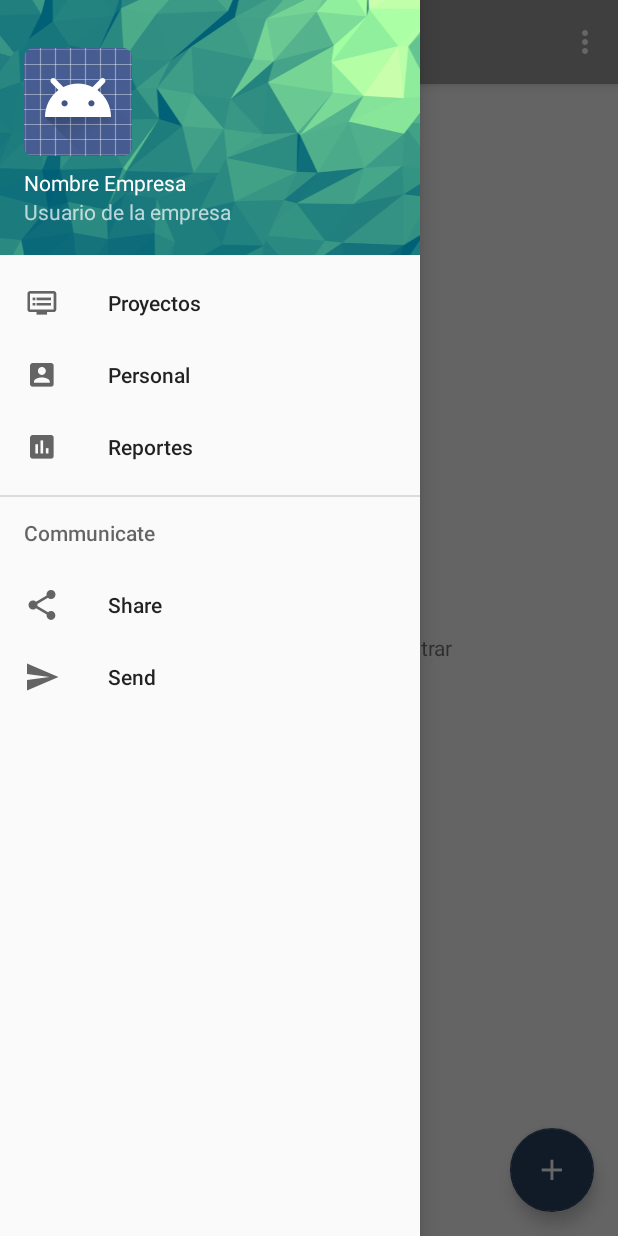
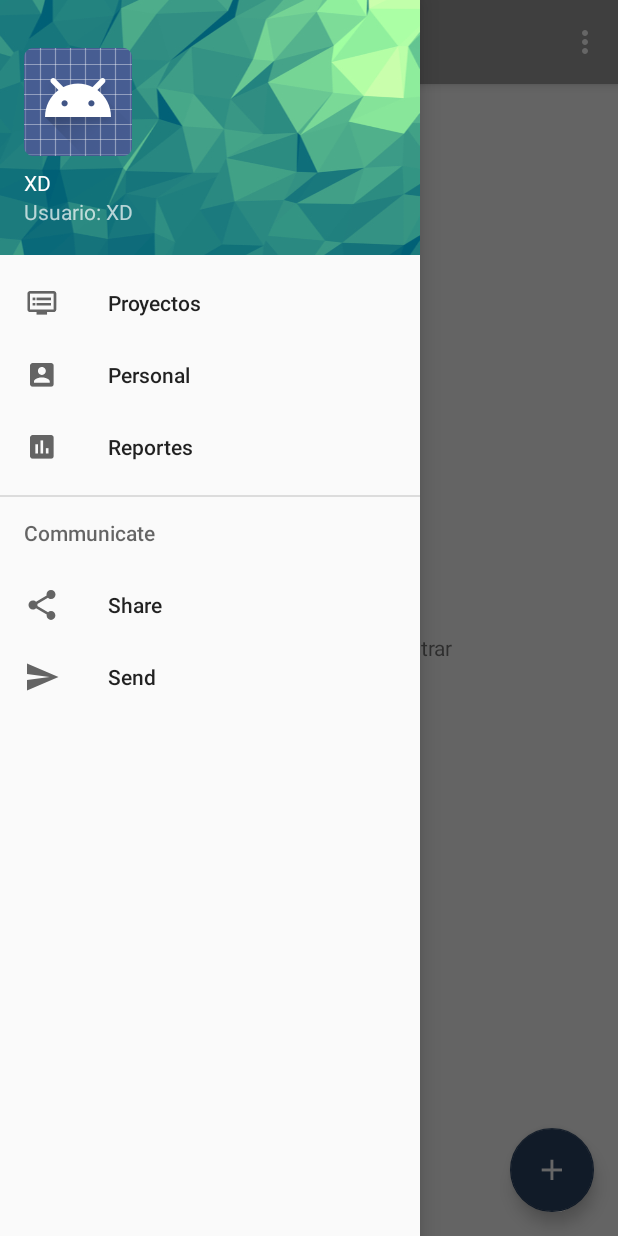
Before and after one commit to ArquitecturaSW/AppSGPL, an Android app: the MainActivity screen opened directly, with no data from a screen before it, with the side drawer open, on a phone screen of 412 x 824 dp. Run offline under Robolectric (Android 15) with nearby library versions, the phone set to English and light mode, and no system bars; our stand-ins replace ButterKnife.

```diff
--- a/app/src/main/java/arquitectura/proyecto/android/appsgpl/POJOS/Proyecto.java
+++ b/app/src/main/java/arquitectura/proyecto/android/appsgpl/POJOS/Proyecto.java
@@ -25,9 +25,9 @@ public class Proyecto implements Parcelable, Serializable {
     private String dateEndFake;
     private int monto;
 
-    public Proyecto(int idProyecto,int idCategoriaP,String nombreProyecto,String codigoProyecto,String descripcionProyecto
+    public Proyecto(int idEmpresa,int idCategoriaP,String nombreProyecto,String codigoProyecto,String descripcionProyecto
     ,String dateStart,String dateEnd,int monto){
-        this.idProyecto=idProyecto;
+        this.idEmpresa=idEmpresa;
         this.idCategoriaP=idCategoriaP;
         this.nombreProyecto=nombreProyecto;
         this.codigoProyecto=codigoProyecto;
--- a/app/src/main/java/arquitectura/proyecto/android/appsgpl/Views/MainActivity.java
+++ b/app/src/main/java/arquitectura/proyecto/android/appsgpl/Views/MainActivity.java
@@ -67,11 +67,8 @@ public class MainActivity extends AppCompatActivity
         /*SharedPreferences*/
         SharedPreferences prefs = getSharedPreferences("estado_intro",Context.MODE_PRIVATE);
         String idE = prefs.getString("idEmpresa","XD");
-        Toast.makeText(this, idE, Toast.LENGTH_SHORT).show();
         idEmpresaMain=idE;
-
         /*Implementacion de RecyclerView con MVP*/
-
         presenter = new MainActivityPresenterImpl(this);
         // Inflate the layout for this fragment
         recyclerView = (RecyclerView) findViewById(R.id.recyclerView);
@@ -89,6 +86,7 @@ public class MainActivity extends AppCompatActivity
             public void onClick(View view) {
                 Intent intent = new Intent(MainActivity.this, RegistrarProyecto.class);
                 startActivity(intent);
+
                /* Snackbar.make(view, "Replace with your own action", Snackbar.LENGTH_LONG)
                         .setAction("Action", null).show();*/
             }
@@ -108,12 +106,13 @@ public class MainActivity extends AppCompatActivity
         usuario_empresa= (TextView) hView.findViewById(R.id.usuario_empresa_menu);
         ruc_empresa= (TextView)hView.findViewById(R.id.ruc_empresa_menu);
         correo_empresa= (TextView)hView.findViewById(R.id.correo_empresa_menu);
-        /*nombre_empresa.setText(Login.nombreEmpresa);
-        usuario_empresa.setText("Usuario: "+Login.usuarioEmpresa);
-        correo_empresa.setText("Correo: "+Login.correoEmpresa);
-        ruc_empresa.setText("RUC: "+Login.rucEmpresa);*/
-        /**/
+        nombre_empresa.setText(prefs.getString("nombre","XD"));
+        usuario_empresa.setText("Usuario: "+prefs.getString("usuario","XD"));
+        correo_empresa.setText("Correo: "+prefs.getString("correo","XD"));
+        ruc_empresa.setText("RUC: "+prefs.getString("ruc","XD"));
+
     }
+
 
     @Override
     public void onBackPressed() {
```
Also changed, not shown: app/src/main/java/arquitectura/proyecto/android/appsgpl/Activities/Login.java (+5 -10 lines), app/src/main/java/arquitectura/proyecto/android/appsgpl/Registros/RegistrarProyecto.java (+12 -4 lines), app/src/main/java/arquitectura/proyecto/android/appsgpl/util/PreferencesManager.java (+12 -1 lines).
